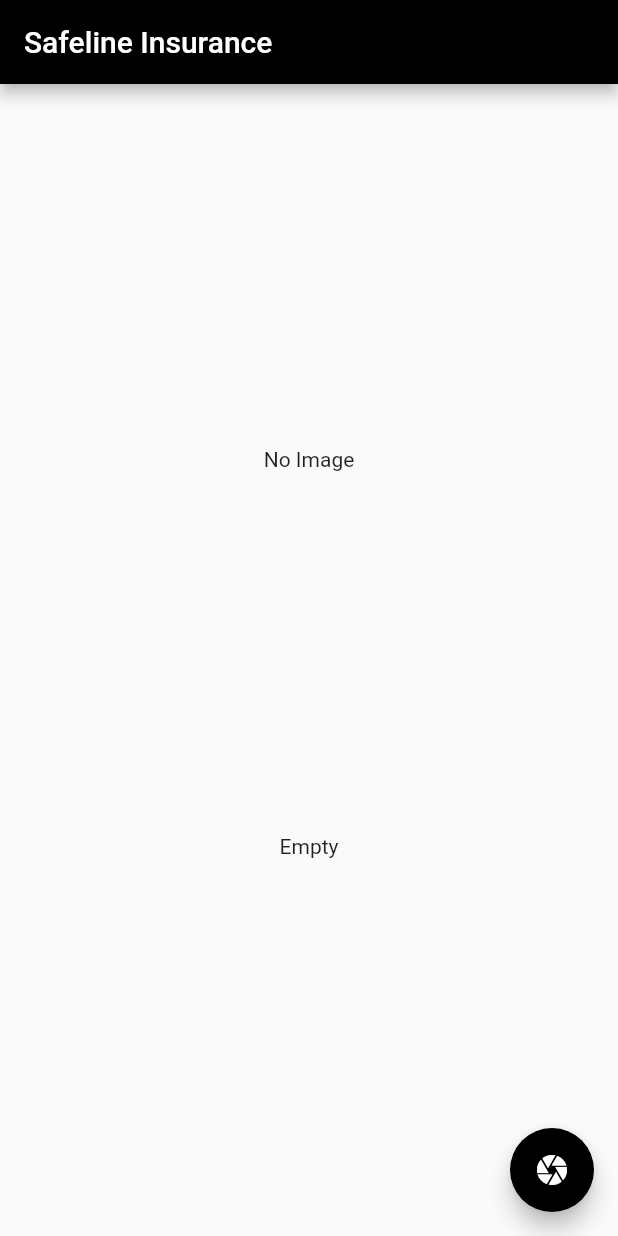
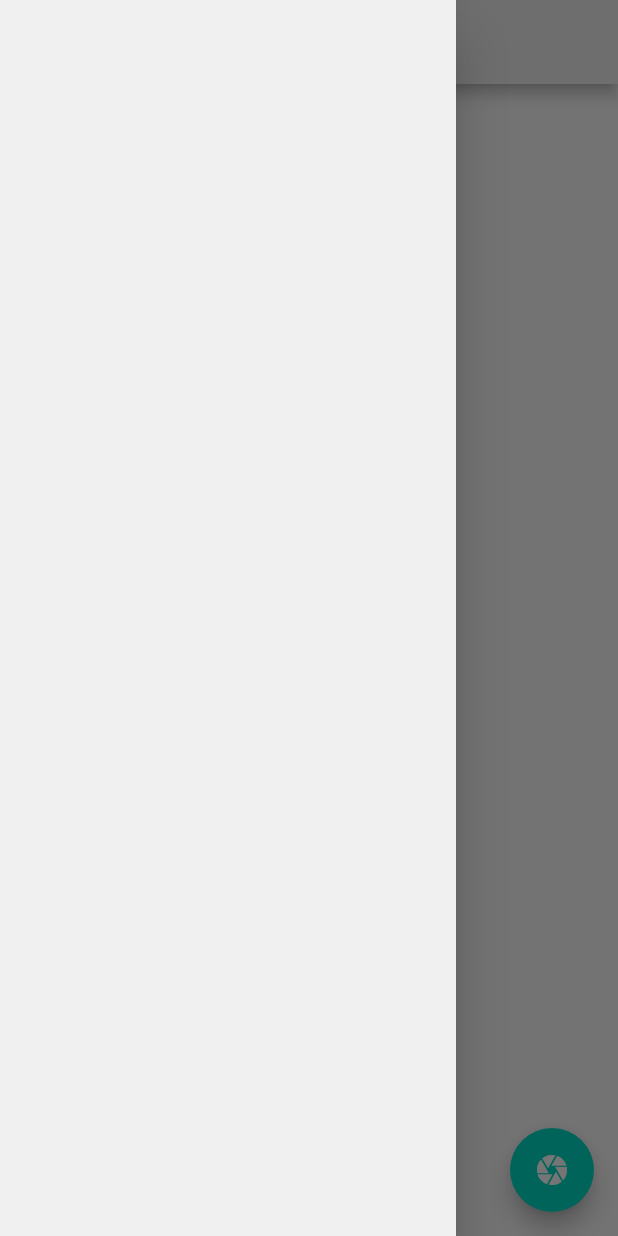
Before and after one commit to MichelRahme/safeline_insurance, a Flutter app: the screen it shows after launch, with the side drawer open (before the commit the screen has no drawer), on a phone screen of 412 x 824 dp. Run offline on Flutter 3.47's test engine with Material 2 defaults, Android fonts, the phone set to English and light mode, and no system bars; our stand-ins replace google_fonts, image_picker; missing offline and left inert: mlkit.

Commit message:
#master - Separate app screens and add drawer widget
- Status bar on ios is now set to black to match the app's theme

```diff
--- /dev/null
+++ b/lib/app_constants.dart
@@ -0,0 +1,13 @@
+import 'package:flutter/cupertino.dart';
+import 'package:google_fonts/google_fonts.dart';
+
+Color primary = Color(0xFFF0F0F0);
+Color secondary = Color(0xFF03DAC5);
+Color onPrimary = Color(0xFF000000);
+Color error = Color(0xFFB00020);
+
+Text appTitle = Text(
+  "Safeline Insurance",
+  style: GoogleFonts.barlow(
+      fontWeight: FontWeight.w600, color: onPrimary, fontSize: 20.0),
+);
--- a/lib/main.dart
+++ b/lib/main.dart
@@ -1,9 +1,5 @@
-import 'dart:async';
-import 'dart:io';
-
 import 'package:flutter/material.dart';
-import 'package:image_picker/image_picker.dart';
-import 'package:mlkit/mlkit.dart';
+import 'package:safeline/screens/home_page.dart';
 
 void main() {
   runApp(MyApp());
@@ -14,190 +10,8 @@ class MyApp extends StatelessWidget {
   @override
   Widget build(BuildContext context) {
     return MaterialApp(
-      title: 'Safeline',
-      theme: ThemeData(
-        primarySwatch: Colors.blue,
-      ),
-      home: MyHomePage(title: 'Safeline Insurance'),
+      home: HomePage(),
       debugShowCheckedModeBanner: false,
     );
   }
 }
-
-class MyHomePage extends StatefulWidget {
-  MyHomePage({Key key, this.title}) : super(key: key);
-
-  final String title;
-
-  @override
-  _MyHomePageState createState() => _MyHomePageState();
-}
-
-class _MyHomePageState extends State<MyHomePage> {
-  File _file;
-  List<VisionText> _currentLabels = <VisionText>[];
-
-  FirebaseVisionTextDetector detector = FirebaseVisionTextDetector.instance;
-
-  @override
-  initState() {
-    super.initState();
-  }
-
-  @override
-  Widget build(BuildContext context) {
-    return Scaffold(
-      appBar: AppBar(
-        title: Text(widget.title),
-        backgroundColor: Colors.black,
-      ),
-      body: _buildBody(),
-      floatingActionButton: FloatingActionButton(
-        onPressed: () async {
-          try {
-            //var file = await ImagePicker.pickImage(source: ImageSource.camera);
-            var file = await ImagePicker.pickImage(source: ImageSource.gallery);
-            if (file != null) {
-              setState(() {
-                _file = file;
-              });
-              try {
-                var currentLabels = await detector.detectFromPath(_file?.path);
-                setState(() {
-                  _currentLabels = currentLabels;
-                });
-              } catch (e) {
-                print(e.toString());
-              }
-            }
-          } catch (e) {
-            print(e.toString());
-          }
-        },
-        child: Icon(Icons.camera),
-        backgroundColor: Colors.black,
-      ),
-    );
-  }
-
-  Widget _buildImage() {
-    return SizedBox(
-      height: 500.0,
-      child: Center(
-        child: _file == null
-            ? Text('No Image')
-            : FutureBuilder<Size>(
-                future: _getImageSize(Image.file(_file, fit: BoxFit.fitWidth)),
-                builder: (BuildContext context, AsyncSnapshot<Size> snapshot) {
-                  if (snapshot.hasData) {
-                    return Container(
-                        foregroundDecoration:
-                            TextDetectDecoration(_currentLabels, snapshot.data),
-                        child: Image.file(_file, fit: BoxFit.fitWidth));
-                  } else {
-                    return Text('Detecting...');
-                  }
-                },
-              ),
-      ),
-    );
-  }
-
-  Future<Size> _getImageSize(Image image) {
-    Completer<Size> completer = Completer<Size>();
-    image.image.resolve(ImageConfiguration()).addListener(ImageStreamListener(
-        (ImageInfo info, bool _) => completer.complete(
-            Size(info.image.width.toDouble(), info.image.height.toDouble()))));
-    return completer.future;
-  }
-
-  Widget _buildBody() {
-    return Container(
-      child: Column(
-        children: <Widget>[
-          _buildImage(),
-          _buildList(_currentLabels),
-        ],
-      ),
-    );
-  }
-
-  Widget _buildList(List<VisionText> texts) {
-    if (texts.length == 0) {
-      return Text('Empty');
-    }
-    return Expanded(
-      child: Container(
-        child: ListView.builder(
-            padding: const EdgeInsets.all(1.0),
-            itemCount: texts.length,
-            itemBuilder: (context, i) {
-              return _buildRow(texts[i].text);
-            }),
-      ),
-    );
-  }
-
-  Widget _buildRow(String text) {
-    return ListTile(
-      title: Text(
-        "Text: ${text}",
-      ),
-      dense: true,
-    );
-  }
-}
-
-class TextDetectDecoration extends Decoration {
-  final Size _originalImageSize;
-  final List<VisionText> _texts;
-  TextDetectDecoration(List<VisionText> texts, Size originalImageSize)
-      : _texts = texts,
-        _originalImageSize = originalImageSize;
-
-  @override
-  BoxPainter createBoxPainter([VoidCallback onChanged]) {
-    return _TextDetectPainter(_texts, _originalImageSize);
-  }
-}
-
-class _TextDetectPainter extends BoxPainter {
-  final List<VisionText> _texts;
-  final Size _originalImageSize;
-  _TextDetectPainter(texts, originalImageSize)
-      : _texts = texts,
-        _originalImageSize = originalImageSize;
-
-  @override
-  void paint(Canvas canvas, Offset offset, ImageConfiguration configuration) {
-    final paint = Paint()
-      ..strokeWidth = 2.0
-      ..color = Colors.red
-      ..style = PaintingStyle.stroke;
-    print("original Image Size : ${_originalImageSize}");
-
-    final _heightRatio = _originalImageSize.height / configuration.size.height;
-    final _widthRatio = _originalImageSize.width / configuration.size.width;
-    for (var text in _texts) {
-      print("text : ${text.text}, rect : ${text.rect}");
-      final _rect = Rect.fromLTRB(
-          offset.dx + text.rect.left / _widthRatio,
-          offset.dy + text.rect.top / _heightRatio,
-          offset.dx + text.rect.right / _widthRatio,
-          offset.dy + text.rect.bottom / _heightRatio);
-      //final _rect = Rect.fromLTRB(24.0, 115.0, 75.0, 131.2);
-      print("_rect : ${_rect}");
-      canvas.drawRect(_rect, paint);
-    }
-
-    print("offset : ${offset}");
-    print("configuration : ${configuration}");
-
-    final rect = offset & configuration.size;
-
-    print("rect container : ${rect}");
-
-    //canvas.drawRect(rect, paint);
-    canvas.restore();
-  }
-}
--- /dev/null
+++ b/lib/screens/home_page.dart
@@ -0,0 +1,192 @@
+import 'dart:async';
+import 'dart:io';
+
+import 'package:flutter/material.dart';
+import 'package:image_picker/image_picker.dart';
+import 'package:mlkit/mlkit.dart';
+import 'package:safeline/app_constants.dart' as constants;
+import 'package:safeline/services/size_config.dart';
+import 'package:safeline/widgets/app_drawer.dart';
+
+class HomePage extends StatefulWidget {
+  HomePage({Key key, this.title}) : super(key: key);
+
+  final String title;
+
+  @override
+  _HomePageState createState() => _HomePageState();
+}
+
+class _HomePageState extends State<HomePage> {
+  File _file;
+  List<VisionText> _currentLabels = <VisionText>[];
+
+  FirebaseVisionTextDetector detector = FirebaseVisionTextDetector.instance;
+
+  @override
+  initState() {
+    super.initState();
+  }
+
+  @override
+  Widget build(BuildContext context) {
+    SizeConfig().init(
+        context); //initialize Size Configuration for multi-size screen support
+    return Scaffold(
+      drawer: AppDrawer(),
+      appBar: AppBar(
+        title: constants.appTitle,
+        backgroundColor: constants.primary,
+        iconTheme: IconThemeData(color: constants.onPrimary),
+        brightness: Brightness.light,
+      ),
+      body: _buildBody(),
+      floatingActionButton: FloatingActionButton(
+        onPressed: () async {
+          try {
+            //var file = await ImagePicker.pickImage(source: ImageSource.camera);
+            var file = await ImagePicker.pickImage(source: ImageSource.gallery);
+            if (file != null) {
+              setState(() {
+                _file = file;
+              });
+              try {
+                var currentLabels = await detector.detectFromPath(_file?.path);
+                setState(() {
+                  _currentLabels = currentLabels;
+                });
+              } catch (e) {
+                print(e.toString());
+              }
+            }
+          } catch (e) {
+            print(e.toString());
+          }
+        },
+        child: Icon(Icons.camera),
+        backgroundColor: constants.secondary,
+      ),
+    );
+  }
+
+  Widget _buildImage() {
+    return SizedBox(
+      height: 500.0,
+      child: Center(
+        child: _file == null
+            ? Text('No Image')
+            : FutureBuilder<Size>(
+                future: _getImageSize(Image.file(_file, fit: BoxFit.fitWidth)),
+                builder: (BuildContext context, AsyncSnapshot<Size> snapshot) {
+                  if (snapshot.hasData) {
+                    return Container(
+                        foregroundDecoration:
+                            TextDetectDecoration(_currentLabels, snapshot.data),
+                        child: Image.file(_file, fit: BoxFit.fitWidth));
+                  } else {
+                    return Text('Detecting...');
+                  }
+                },
+              ),
+      ),
+    );
+  }
+
+  Future<Size> _getImageSize(Image image) {
+    Completer<Size> completer = Completer<Size>();
+    image.image.resolve(ImageConfiguration()).addListener(ImageStreamListener(
+        (ImageInfo info, bool _) => completer.complete(
+            Size(info.image.width.toDouble(), info.image.height.toDouble()))));
+    return completer.future;
+  }
+
+  Widget _buildBody() {
+    return Container(
+      child: Column(
+        children: <Widget>[
+          _buildImage(),
+          _buildList(_currentLabels),
+        ],
+      ),
+    );
+  }
+
+  Widget _buildList(List<VisionText> texts) {
+    if (texts.length == 0) {
+      return Text('Empty');
+    }
+    return Expanded(
+      child: Container(
+        child: ListView.builder(
+            padding: const EdgeInsets.all(1.0),
+            itemCount: texts.length,
+            itemBuilder: (context, i) {
+              return _buildRow(texts[i].text);
+            }),
+      ),
+    );
+  }
+
+  Widget _buildRow(String text) {
+    return ListTile(
+      title: Text(
+        "Text: ${text}",
+      ),
+      dense: true,
+    );
+  }
+}
+
+class TextDetectDecoration extends Decoration {
+  final Size _originalImageSize;
+  final List<VisionText> _texts;
+  TextDetectDecoration(List<VisionText> texts, Size originalImageSize)
+      : _texts = texts,
+        _originalImageSize = originalImageSize;
+
+  @override
+  BoxPainter createBoxPainter([VoidCallback onChanged]) {
+    return _TextDetectPainter(_texts, _originalImageSize);
+  }
+}
+
+class _TextDetectPainter extends BoxPainter {
+  final List<VisionText> _texts;
+  final Size _originalImageSize;
+  _TextDetectPainter(texts, originalImageSize)
+      : _texts = texts,
+        _originalImageSize = originalImageSize;
+
+  @override
+  void paint(Canvas canvas, Offset offset, ImageConfiguration configuration) {
+    final paint = Paint()
+      ..strokeWidth = 2.0
+      ..color = Colors.red
+      ..style = PaintingStyle.stroke;
+    print("original Image Size : ${_originalImageSize}");
+
+    final _heightRatio = _originalImageSize.height / configuration.size.height;
+    final _widthRatio = _originalImageSize.width / configuration.size.width;
+    for (var text in _texts) {
+      print("text : ${text.text}, rect : ${text.rect}");
+      final _rect = Rect.fromLTRB(
+          offset.dx + text.rect.left / _widthRatio,
+          offset.dy + text.rect.top / _heightRatio,
+          offset.dx + text.rect.right / _widthRatio,
+          offset.dy + text.rect.bottom / _heightRatio);
+      //final _rect = Rect.fromLTRB(24.0, 115.0, 75.0, 131.2);
+      print("_rect : ${_rect}");
+      canvas.drawRect(_rect, paint);
+    }
+
+    print("offset : ${offset}");
+    print("configuration : ${configuration}");
+
+    final rect = offset & configuration.size;
+
+    print("rect container : ${rect}");
+
+    //canvas.drawRect(rect, paint);
+    canvas.restore();
+  }
+}
--- /dev/null
+++ b/lib/widgets/app_drawer.dart
@@ -0,0 +1,16 @@
+import 'package:flutter/material.dart';
+import 'package:safeline/app_constants.dart';
+
+class AppDrawer extends StatelessWidget {
+  @override
+  Widget build(BuildContext context) {
+    return Drawer(
+      child: Container(
+        color: primary,
+        child: SafeArea(
+          child: ListView(),
+        ),
+      ),
+    );
+  }
+}
```
